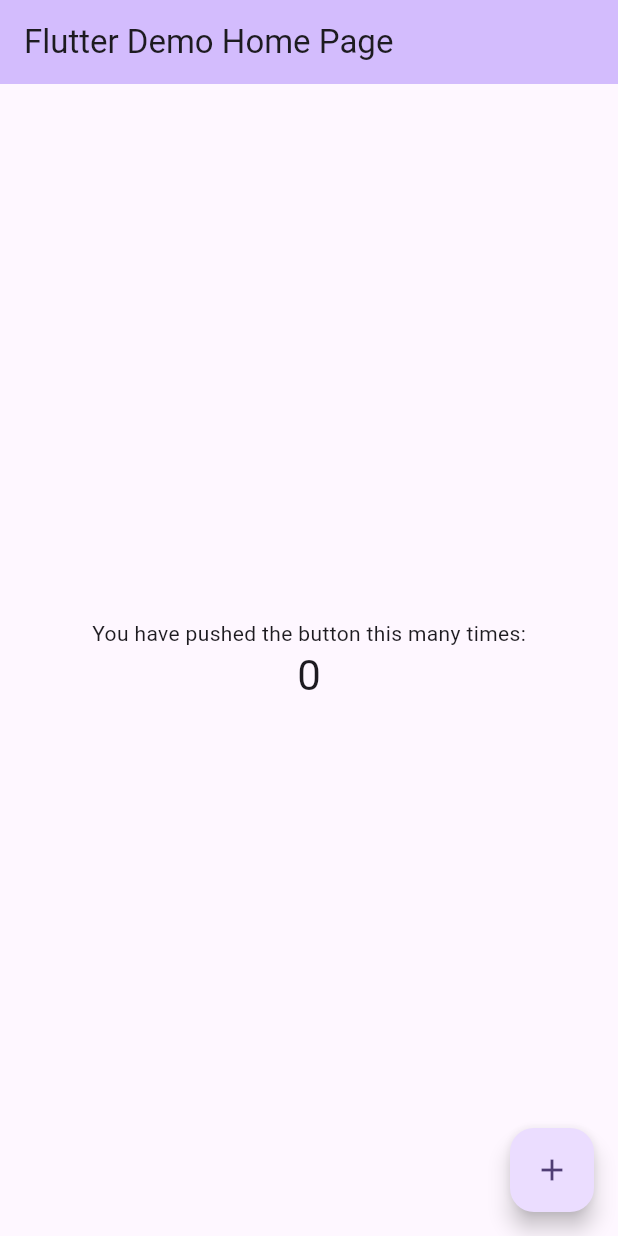
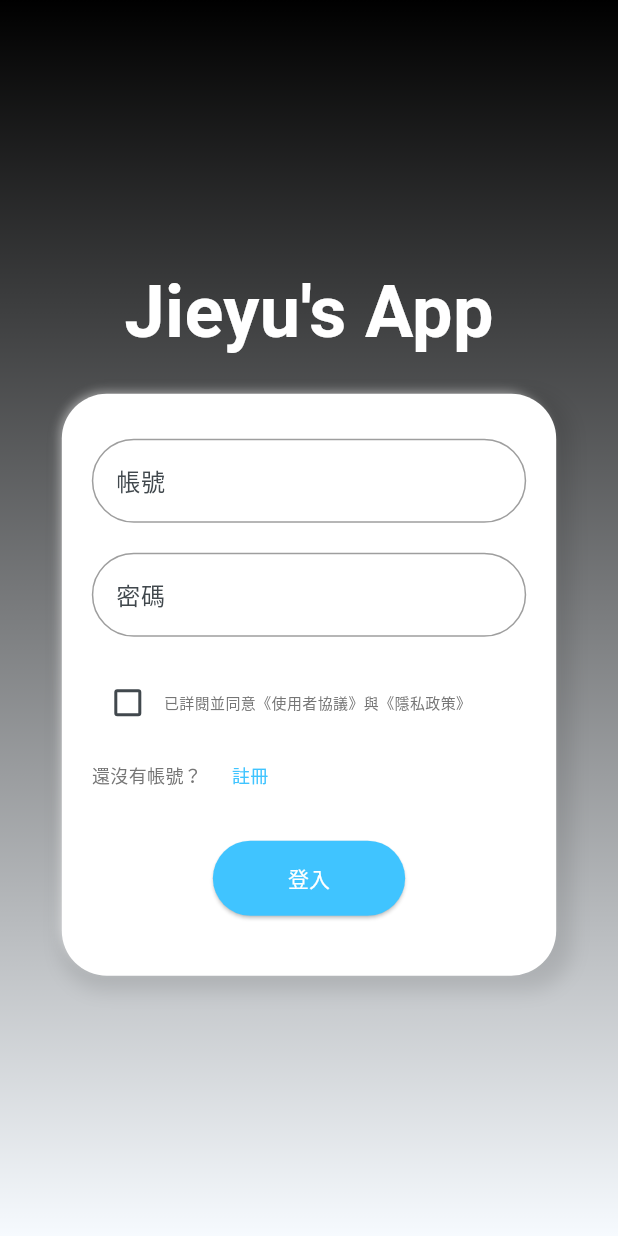
Before and after one commit to jieyu714/Jieyu-s-App, a Flutter app: the screen it shows after launch, on a phone screen of 412 x 824 dp. Run offline on Flutter 3.47's test engine with Material 3 defaults, Android fonts, the phone set to English and light mode, and no system bars.

Commit message:
基本路由搭建與登入頁面框架搭建

```diff
--- /dev/null
+++ b/devtools_options.yaml
@@ -0,0 +1,3 @@
+description: This file stores settings for Dart & Flutter DevTools.
+documentation: https://docs.flutter.dev/tools/devtools/extensions#configure-extension-enablement-states
+extensions:
--- a/lib/main.dart
+++ b/lib/main.dart
@@ -1,122 +1,6 @@
 import 'package:flutter/material.dart';
+import 'package:jieyu_app/routes/Index.dart';
 
 void main() {
-  runApp(const MyApp());
+  runApp(getRootWidget());
 }
-
-class MyApp extends StatelessWidget {
-  const MyApp({super.key});
-
-  // This widget is the root of your application.
-  @override
-  Widget build(BuildContext context) {
-    return MaterialApp(
-      title: 'Flutter Demo',
-      theme: ThemeData(
-        // This is the theme of your application.
-        //
-        // TRY THIS: Try running your application with "flutter run". You'll see
-        // the application has a purple toolbar. Then, without quitting the app,
-        // try changing the seedColor in the colorScheme below to Colors.green
-        // and then invoke "hot reload" (save your changes or press the "hot
-        // reload" button in a Flutter-supported IDE, or press "r" if you used
-        // the command line to start the app).
-        //
-        // Notice that the counter didn't reset back to zero; the application
-        // state is not lost during the reload. To reset the state, use hot
-        // restart instead.
-        //
-        // This works for code too, not just values: Most code changes can be
-        // tested with just a hot reload.
-        colorScheme: .fromSeed(seedColor: Colors.deepPurple),
-      ),
-      home: const MyHomePage(title: 'Flutter Demo Home Page'),
-    );
-  }
-}
-
-class MyHomePage extends StatefulWidget {
-  const MyHomePage({super.key, required this.title});
-
-  // This widget is the home page of your application. It is stateful, meaning
-  // that it has a State object (defined below) that contains fields that affect
-  // how it looks.
-
-  // This class is the configuration for the state. It holds the values (in this
-  // case the title) provided by the parent (in this case the App widget) and
-  // used by the build method of the State. Fields in a Widget subclass are
-  // always marked "final".
-
-  final String title;
-
-  @override
-  State<MyHomePage> createState() => _MyHomePageState();
-}
-
-class _MyHomePageState extends State<MyHomePage> {
-  int _counter = 0;
-
-  void _incrementCounter() {
-    setState(() {
-      // This call to setState tells the Flutter framework that something has
-      // changed in this State, which causes it to rerun the build method below
-      // so that the display can reflect the updated values. If we changed
-      // _counter without calling setState(), then the build method would not be
-      // called again, and so nothing would appear to happen.
-      _counter++;
-    });
-  }
-
-  @override
-  Widget build(BuildContext context) {
-    // This method is rerun every time setState is called, for instance as done
-    // by the _incrementCounter method above.
-    //
-    // The Flutter framework has been optimized to make rerunning build methods
-    // fast, so that you can just rebuild anything that needs updating rather
-    // than having to individually change instances of widgets.
-    return Scaffold(
-      appBar: AppBar(
-        // TRY THIS: Try changing the color here to a specific color (to
-        // Colors.amber, perhaps?) and trigger a hot reload to see the AppBar
-        // change color while the other colors stay the same.
-        backgroundColor: Theme.of(context).colorScheme.inversePrimary,
-        // Here we take the value from the MyHomePage object that was created by
-        // the App.build method, and use it to set our appbar title.
-        title: Text(widget.title),
-      ),
-      body: Center(
-        // Center is a layout widget. It takes a single child and positions it
-        // in the middle of the parent.
-        child: Column(
-          // Column is also a layout widget. It takes a list of children and
-          // arranges them vertically. By default, it sizes itself to fit its
-          // children horizontally, and tries to be as tall as its parent.
-          //
-          // Column has various properties to control how it sizes itself and
-          // how it positions its children. Here we use mainAxisAlignment to
-          // center the children vertically; the main axis here is the vertical
-          // axis because Columns are vertical (the cross axis would be
-          // horizontal).
-          //
-          // TRY THIS: Invoke "debug painting" (choose the "Toggle Debug Paint"
-          // action in the IDE, or press "p" in the console), to see the
-          // wireframe for each widget.
-          mainAxisAlignment: .center,
-          children: [
-            const Text('You have pushed the button this many times:'),
-            Text(
-              '$_counter',
-              style: Theme.of(context).textTheme.headlineMedium,
-            ),
-          ],
-        ),
-      ),
-      floatingActionButton: FloatingActionButton(
-        onPressed: _incrementCounter,
-        tooltip: 'Increment',
-        child: const Icon(Icons.add),
-      ),
-    );
-  }
-}
--- /dev/null
+++ b/lib/pages/Login/Index.dart
@@ -0,0 +1,144 @@
+import 'package:flutter/material.dart';
+import 'package:jieyu_app/utils/CustomCheckBox.dart';
+import 'package:jieyu_app/utils/CustomTextField.dart';
+
+class LoginPage extends StatefulWidget {
+  const LoginPage({super.key});
+
+  @override
+  State<LoginPage> createState() => _LoginPageState();
+}
+
+class _LoginPageState extends State<LoginPage> {
+  TextEditingController _accountController = TextEditingController();
+  TextEditingController _passwordController = TextEditingController();
+  CustomCheckBoxController _checkboxController = CustomCheckBoxController();
+
+  @override
+  Widget build(BuildContext context) {
+    return Scaffold(
+      body: SafeArea(
+        child: Stack(
+          children: [
+            Container(
+              height: double.infinity,
+              width: double.infinity,
+              decoration: const BoxDecoration(
+                gradient: LinearGradient(
+                  colors: [
+                    Colors.transparent,
+                    Colors.black,
+                  ],
+                  begin: Alignment.bottomCenter,
+                  end: Alignment.topCenter,
+                ),
+              ),
+            ),
+            Center(
+              child: Column(
+                mainAxisAlignment: MainAxisAlignment.center,
+                children: [
+                  Text(
+                    'Jieyu\'s App',
+                    style: TextStyle(
+                      color: Colors.white,
+                      fontSize: 48,
+                      fontWeight: FontWeight.bold,
+                    ),
+                  ),
+                  SizedBox(height: 20),
+                  Container(
+                    width: MediaQuery.of(context).size.width * 0.8,
+                    padding: EdgeInsets.only(top: 30, left: 20, right: 20, bottom: 40),
+                    decoration: BoxDecoration(
+                      color: Colors.white,
+                      borderRadius: BorderRadius.circular(30),
+                      boxShadow: [
+                        BoxShadow(
+                          color: Colors.black.withValues(alpha: 0.1),
+                          spreadRadius: 5,
+                          blurRadius: 10,
+                          offset: const Offset(5, 5),
+                        ),
+                        BoxShadow(
+                          color: Colors.white.withValues(alpha: 0.5),
+                          spreadRadius: -2,
+                          blurRadius: 5,
+                          offset: const Offset(-3, -3),
+                        ),
+                      ],
+                    ),
+                    child: Column(
+                      mainAxisAlignment: MainAxisAlignment.center,
+                      children: [
+                        CustomTextField(
+                          labelText: '帳號',
+                          controller: _accountController,
+                        ),
+                        SizedBox(height: 20),
+                        CustomTextField(
+                          labelText: '密碼',
+                          controller: _passwordController,
+                          obscureText: true,
+                        ),
+                        SizedBox(height: 20),
+                        CustomCheckBox(
+                          controller: _checkboxController,
+                          label: "已詳閱並同意《使用者協議》與《隱私政策》",
+                          size: 10
+                        ),
+                        Row(
+                          children: [
+                            Text(
+                              "還沒有帳號？",
+                              style: TextStyle(
+                                fontSize: 12,
+                                color: Colors.grey[600],
+                              ),
+                            ),
+                            TextButton(
+                              onPressed: () {
+                                // Handle registration logic here
+                              },
+                              child: Text(
+                                "註冊",
+                                style: TextStyle(
+                                  fontSize: 12,
+                                  color: Colors.lightBlueAccent,
+                                ),
+                              ),
+                            )
+                          ]
+                        ),
+                        SizedBox(height: 20),
+                        ElevatedButton(
+                          onPressed: () {
+                            // Handle login logic here
+                          },
+                          style: ElevatedButton.styleFrom(
+                            padding: EdgeInsets.symmetric(horizontal: 50, vertical: 15),
+                            shape: RoundedRectangleBorder(
+                              borderRadius: BorderRadius.circular(30),
+                            ),
+                            backgroundColor: Theme.of(context).colorScheme.primary
+                          ),
+                          child: Text(
+                            "登入",
+                            style: TextStyle(
+                              fontSize: 14,
+                              color: Colors.white,
+                            ),
+                          ),
+                        ),
+                      ],
+                    ),
+                  ),
+                ],
+              ),
+            ),
+          ],
+        ),
+      ),
+    );
+  }
+}
--- /dev/null
+++ b/lib/routes/Index.dart
@@ -0,0 +1,24 @@
+import 'package:flutter/material.dart';
+import 'package:jieyu_app/pages/Login/Index.dart';
+
+Widget getRootWidget() {
+  const Color themeColor = Colors.lightBlueAccent;
+
+  return MaterialApp(
+    initialRoute: "/",
+    routes: getRootRoutes(),
+    theme: ThemeData(
+      useMaterial3: true,
+      colorScheme: ColorScheme.fromSeed(
+        seedColor: themeColor,
+        primary: themeColor,
+      ),
+    ),
+  );
+}
+
+Map<String, Widget Function(BuildContext)> getRootRoutes() {
+  return {
+    "/": (context) => LoginPage()
+  };
+}
--- /dev/null
+++ b/lib/utils/CustomCheckBox.dart
@@ -0,0 +1,76 @@
+import 'package:flutter/material.dart';
+
+class CustomCheckBox extends StatefulWidget {
+  final CustomCheckBoxController? controller;
+  final String label;
+  final double size;
+
+  const CustomCheckBox({
+    super.key,
+    required this.controller,
+    this.label = "",
+    this.size = 20
+  });
+
+  @override
+  State<CustomCheckBox> createState() => _CustomCheckBoxState();
+}
+
+class _CustomCheckBoxState extends State<CustomCheckBox> {
+  @override
+  void initState() {
+    super.initState();
+    widget.controller?.addListener(_handleControllerChange);
+  }
+
+  @override
+  void dispose() {
+    widget.controller?.removeListener(_handleControllerChange);
+    super.dispose();
+  }
+
+  void _handleControllerChange() {
+    if (mounted) setState(() {});
+  }
+
+  @override
+  Widget build(BuildContext context) {
+    return Row(
+      children: [
+        Checkbox(
+          value: widget.controller!.isChecked,
+          onChanged: (value) {
+            widget.controller?.isChecked = value!;
+          }
+        ),
+        Expanded(
+          child: Text(
+            widget.label,
+            style: TextStyle(
+              fontSize: widget.size,
+              color: Colors.grey[600],
+            ),
+          ),
+        )
+      ]
+    );
+  }
+}
+
+class CustomCheckBoxController extends ChangeNotifier {
+  bool _isChecked;
+
+  CustomCheckBoxController({bool initValue = false}) : _isChecked = initValue;
+
+  bool get isChecked => _isChecked;
+
+  set isChecked(bool value) {
+    _isChecked = value;
+    notifyListeners();
+  }
+
+  void toggle() {
+    _isChecked = !_isChecked;
+    notifyListeners();
+  }
+}
--- /dev/null
+++ b/lib/utils/CustomTextField.dart
@@ -0,0 +1,52 @@
+import 'package:flutter/material.dart';
+import 'package:flutter/services.dart';
+
+class CustomTextField extends StatelessWidget {
+  final String labelText;
+  final TextEditingController controller;
+  final bool obscureText;
+  final String? regExp;
+  final int? maxLength;
+
+  const CustomTextField({
+    super.key,
+    required this.labelText,
+    required this.controller,
+    this.obscureText = false,
+    this.regExp,
+    this.maxLength,
+  });
+
+  @override
+  Widget build(BuildContext context) {
+    return TextField(
+      controller: controller,
+      obscureText: obscureText,
+      maxLength: maxLength,
+      decoration: InputDecoration(
+        labelText: labelText,
+        floatingLabelStyle: TextStyle(
+          fontSize: 18,
+          fontWeight: FontWeight.bold,
+        ),
+        border: OutlineInputBorder(
+          borderRadius: BorderRadius.all(Radius.circular(30)),
+        ),
+        enabledBorder: OutlineInputBorder(
+          borderRadius: BorderRadius.all(Radius.circular(30)),
+          borderSide: BorderSide(color: Colors.grey),
+        ),
+        focusedBorder: OutlineInputBorder(
+          borderRadius: BorderRadius.all(Radius.circular(30)),
+          borderSide: BorderSide(color: Theme.of(context).colorScheme.primary, width: 2),
+        ),
+      ),
+      inputFormatters: [
+        if (regExp != null)
+          FilteringTextInputFormatter.allow(RegExp(regExp!)),
+        if (maxLength != null)
+          LengthLimitingTextInputFormatter(maxLength),
+      ]
+    );
+  }
+}
```
Also changed, not shown: 1 other file.
